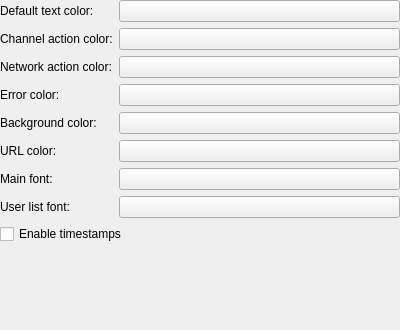
This is src/core/gui/configuration/irc/cfgircappearance.ui in Destroyerrrocket/doomseeker-unofficial as Qt 5 draws it before an edit. The edited form follows.
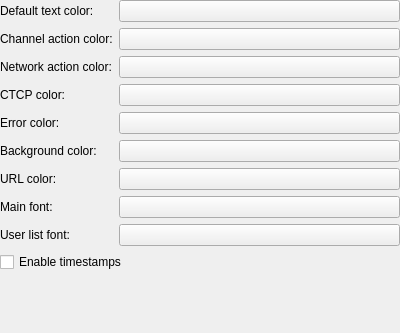
This is the edited form. Custom widgets are drawn as their Qt base class.

Commit message: - IRC: CTCP now recognizable by Doomseeker. More importantly, ACTION (/me) is now displayed properly in chat windows.

What changed in the file:
```diff
--- a/src/core/gui/configuration/irc/cfgircappearance.ui
+++ b/src/core/gui/configuration/irc/cfgircappearance.ui
@@ -7,7 +7,7 @@
     <x>0</x>
     <y>0</y>
     <width>400</width>
-    <height>330</height>
+    <height>333</height>
    </rect>
   </property>
   <layout class="QVBoxLayout" name="verticalLayout">
@@ -61,7 +61,7 @@
        </property>
       </widget>
      </item>
-     <item row="3" column="0">
+     <item row="4" column="0">
       <widget class="QLabel" name="label_4">
        <property name="text">
         <string>Error color:</string>
@@ -71,61 +71,75 @@
        </property>
       </widget>
      </item>
-     <item row="3" column="1">
+     <item row="4" column="1">
       <widget class="ColorButton" name="btnErrorColor">
        <property name="text">
         <string/>
        </property>
       </widget>
      </item>
-     <item row="4" column="0">
+     <item row="5" column="0">
       <widget class="QLabel" name="label_5">
        <property name="text">
         <string>Background color:</string>
        </property>
       </widget>
      </item>
-     <item row="4" column="1">
-      <widget class="ColorButton" name="btnBackgroundColor">
-       <property name="text">
-        <string/>
-       </property>
-      </widget>
-     </item>
      <item row="5" column="1">
+      <widget class="ColorButton" name="btnBackgroundColor">
+       <property name="text">
+        <string/>
+       </property>
+      </widget>
+     </item>
+     <item row="6" column="1">
       <widget class="ColorButton" name="btnUrlColor">
        <property name="text">
         <string/>
        </property>
       </widget>
      </item>
-     <item row="6" column="0">
+     <item row="7" column="0">
       <widget class="QLabel" name="label_6">
        <property name="text">
         <string>Main font:</string>
        </property>
       </widget>
      </item>
-     <item row="6" column="1">
+     <item row="7" column="1">
       <widget class="FontButton" name="btnMainFont"/>
      </item>
-     <item row="7" column="0">
+     <item row="8" column="0">
       <widget class="QLabel" name="label_7">
        <property name="text">
         <string>User list font:</string>
        </property>
       </widget>
      </item>
-     <item row="7" column="1">
+     <item row="8" column="1">
       <widget class="FontButton" name="btnUserListFont"/>
      </item>
-     <item row="5" column="0">
+     <item row="6" column="0">
       <widget class="QLabel" name="label_8">
        <property name="text">
         <string>URL color:</string>
        </property>
       </widget>
      </item>
+     <item row="3" column="0">
+      <widget class="QLabel" name="label_9">
+       <property name="text">
+        <string>CTCP color:</string>
+       </property>
+      </widget>
+     </item>
+     <item row="3" column="1">
+      <widget class="ColorButton" name="btnCtcpColor">
+       <property name="text">
+        <string/>
+       </property>
+      </widget>
+     </item>
     </layout>
    </item>
    <item>
```
The commit also changes 13 other files.
